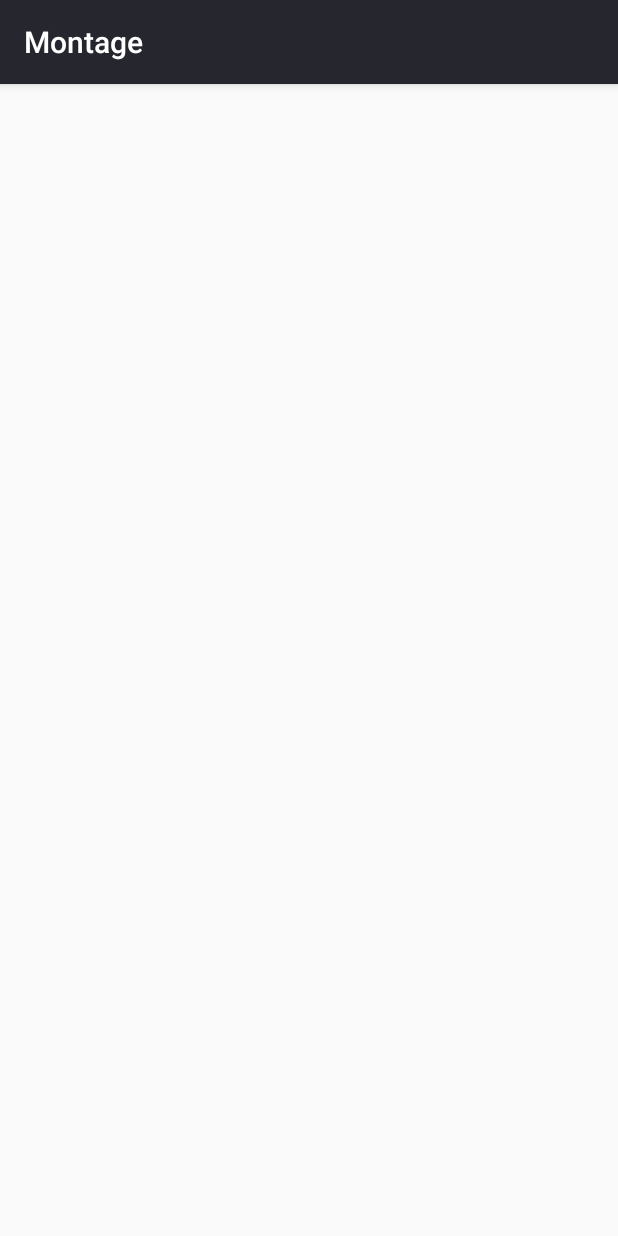
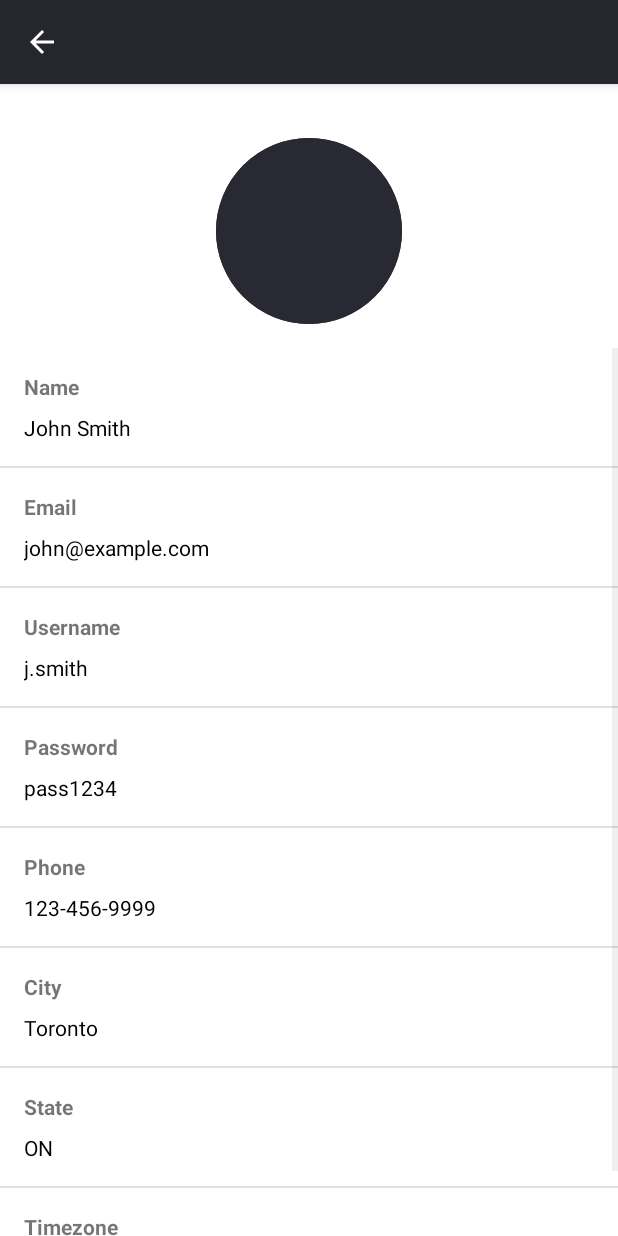
Before and after one commit to asadmansr/montage-android, an Android app: the UserDetailsActivity screen opened directly, with no data from a screen before it, on a phone screen of 412 x 824 dp. Run offline under Robolectric (Android 15) with nearby library versions, the phone set to English and light mode, and no system bars.

Commit message:
Added user details page

```diff
--- a/app/src/main/java/com/asadmansoor/montage/ui/DashboardActivity.kt
+++ b/app/src/main/java/com/asadmansoor/montage/ui/DashboardActivity.kt
@@ -33,7 +33,8 @@ class DashboardActivity : AppCompatActivity() {
         rv_dashboard_user.layoutManager = LinearLayoutManager(this, LinearLayout.VERTICAL, false)
         var users = ArrayList<User>()
         val adapter = UserAdapter(users) { userItem: User, userPos: Int ->
-            deleteUser(userItem)
+            //deleteUser(userItem)
+            startUserDetailActivity()
         }
         rv_dashboard_user.adapter = adapter
 
@@ -53,6 +54,11 @@ class DashboardActivity : AppCompatActivity() {
     private fun startGenerateUserActivity(){
         val intent = Intent(this, GenerateUserActivity::class.java)
         startActivityForResult(intent, USER_REQUEST)
+    }
+
+    private fun startUserDetailActivity(){
+        val intent = Intent(this, UserDetailsActivity::class.java)
+        startActivity(intent)
     }
 
     override fun onActivityResult(requestCode: Int, resultCode: Int, data: Intent?) {
--- /dev/null
+++ b/app/src/main/java/com/asadmansoor/montage/ui/DetailAdapter.kt
@@ -0,0 +1,37 @@
+package com.asadmansoor.montage.ui
+
+import android.content.Context
+import android.view.LayoutInflater
+import android.view.View
+import android.view.ViewGroup
+import android.widget.BaseAdapter
+import android.widget.TextView
+import com.asadmansoor.montage.R
+
+class DetailAdapter (var context: Context, var titleList: ArrayList<String>, val contentList: ArrayList<String>) : BaseAdapter() {
+
+    private val inflater: LayoutInflater = context.getSystemService(Context.LAYOUT_INFLATER_SERVICE) as LayoutInflater
+
+    override fun getCount(): Int {
+        return titleList.size
+    }
+
+    override fun getItem(position: Int): Any {
+        return titleList[position]
+    }
+
+    override fun getItemId(position: Int): Long {
+        return position.toLong()
+    }
+
+    override fun getView(position: Int, convertView: View?, parent: ViewGroup): View {
+        val rowView = inflater.inflate(R.layout.layout_list_detail, parent, false)
+        val detailTitle = rowView.findViewById(R.id.tv_list_title) as TextView
+        val detailContent = rowView.findViewById(R.id.tv_list_content) as TextView
+
+        detailTitle.text = titleList[position]
+        detailContent.text = contentList[position]
+
+        return rowView
+    }
+}
--- a/app/src/main/java/com/asadmansoor/montage/ui/UserDetailsActivity.kt
+++ b/app/src/main/java/com/asadmansoor/montage/ui/UserDetailsActivity.kt
@@ -2,12 +2,34 @@ package com.asadmansoor.montage.ui
 
 import android.support.v7.app.AppCompatActivity
 import android.os.Bundle
+import android.view.MenuItem
 import com.asadmansoor.montage.R
+import kotlinx.android.synthetic.main.activity_user_details.*
 
 class UserDetailsActivity : AppCompatActivity() {
+
+    val titleList = arrayListOf<String>("Name","Email","Username","Password","Phone","City","State","Timezone")
+    val contentList = arrayListOf<String>("John Smith","john@example.com","j.smith","pass1234","123-456-9999","Toronto","ON","-5:00")
 
     override fun onCreate(savedInstanceState: Bundle?) {
         super.onCreate(savedInstanceState)
         setContentView(R.layout.activity_user_details)
+
+        val actionBar = supportActionBar
+        actionBar!!.title = ""
+        actionBar.setDisplayHomeAsUpEnabled(true)
+
+        val adapter = DetailAdapter(this, titleList, contentList)
+        lv_user_details.adapter = adapter
+    }
+
+
+    override fun onOptionsItemSelected(item: MenuItem?): Boolean {
+        return if (item?.itemId == android.R.id.home) {
+            finish()
+            true
+        } else {
+            super.onOptionsItemSelected(item)
+        }
     }
 }
--- a/app/src/main/res/layout/activity_user_details.xml
+++ b/app/src/main/res/layout/activity_user_details.xml
@@ -1,10 +1,41 @@
 <?xml version="1.0" encoding="utf-8"?>
-<android.support.constraint.ConstraintLayout
+<RelativeLayout
         xmlns:android="http://schemas.android.com/apk/res/android"
         xmlns:tools="http://schemas.android.com/tools"
         xmlns:app="http://schemas.android.com/apk/res-auto"
         android:layout_width="match_parent"
         android:layout_height="match_parent"
+        android:background="@color/colorWhite"
         tools:context=".ui.UserDetailsActivity">
 
-</android.support.constraint.ConstraintLayout>
+    <RelativeLayout
+            android:id="@+id/picture_rl"
+            android:layout_width="124dp"
+            android:layout_height="124dp"
+            android:layout_centerHorizontal="true"
+            android:layout_marginTop="36dp"
+            android:background="@drawable/picture_border_circle">
+
+        <ImageView
+                android:id="@+id/iv_user_image"
+                android:layout_width="match_parent"
+                android:layout_height="match_parent"
+                android:layout_margin="24dp"
+                android:layout_centerHorizontal="true"/>
+    </RelativeLayout>
+
+    <View
+            android:layout_width="124dp"
+            android:layout_height="124dp"
+            android:layout_centerHorizontal="true"
+            android:layout_marginTop="36dp"
+            android:background="@drawable/overlay"/>
+
+    <ListView
+            android:id="@+id/lv_user_details"
+            android:layout_below="@id/picture_rl"
+            android:layout_marginTop="16dp"
+            android:layout_width="match_parent"
+            android:layout_height="match_parent">
+    </ListView>
+</RelativeLayout>
--- /dev/null
+++ b/app/src/main/res/layout/layout_list_detail.xml
@@ -0,0 +1,31 @@
+<?xml version="1.0" encoding="utf-8"?>
+<RelativeLayout
+        xmlns:android="http://schemas.android.com/apk/res/android"
+        android:layout_width="match_parent"
+        android:layout_height="wrap_content"
+        android:background="@color/colorWhite">
+
+    <TextView
+            android:id="@+id/tv_list_title"
+            android:layout_width="wrap_content"
+            android:layout_height="wrap_content"
+            android:layout_marginLeft="16dp"
+            android:layout_marginStart="16dp"
+            android:layout_marginRight="16dp"
+            android:layout_marginEnd="16dp"
+            android:layout_marginTop="16dp"
+            android:textStyle="bold"/>
+
+    <TextView
+            android:id="@+id/tv_list_content"
+            android:layout_below="@id/tv_list_title"
+            android:layout_width="wrap_content"
+            android:layout_height="wrap_content"
+            android:layout_marginLeft="16dp"
+            android:layout_marginStart="16dp"
+            android:layout_marginRight="16dp"
+            android:layout_marginEnd="16dp"
+            android:layout_marginTop="8dp"
+            android:layout_marginBottom="16dp"
+            android:textColor="@color/colorBlack"/>
+</RelativeLayout>
--- a/app/src/main/res/values/colors.xml
+++ b/app/src/main/res/values/colors.xml
@@ -7,4 +7,5 @@
     <color name="colorAccent">#28AE69</color>
 
     <color name="colorWhite">#FFFFFF</color>
+    <color name="colorBlack">#000000</color>
 </resources>
```
Also changed, not shown: app/src/main/java/com/asadmansoor/montage/ui/UserInformationActivity.kt (line endings or trailing spaces).
